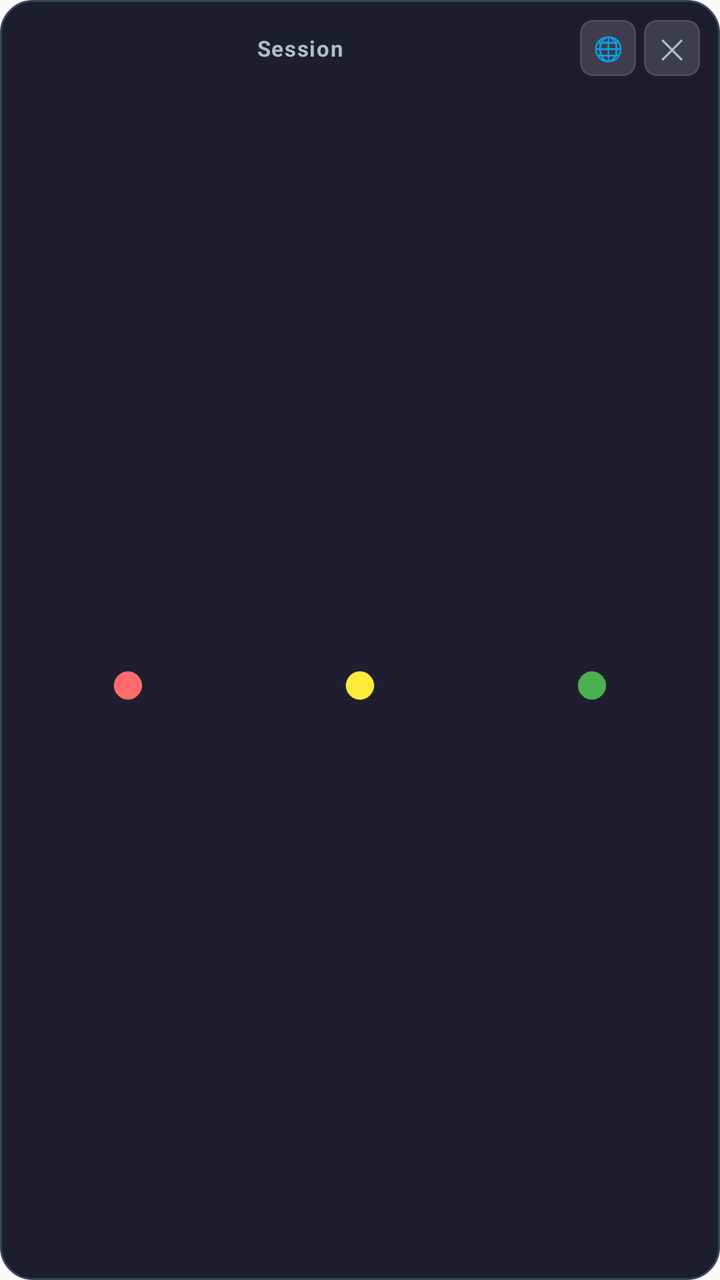
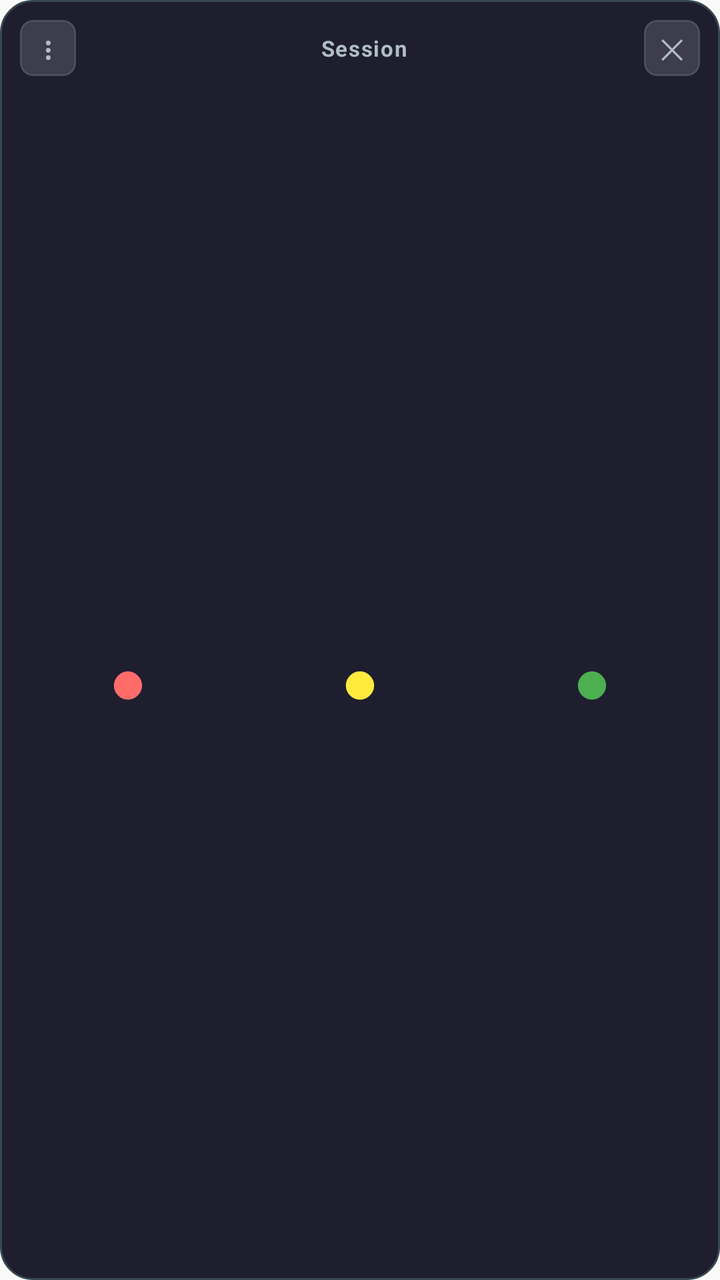

Two renders of the same Android screen: before a commit and after it. Below are the layout's source before the change and the commit's diff.
<!-- AndroidManifest.xml: application theme Theme.SignalLights -->
<!-- res/layout/overlay_layout.xml -->
<?xml version="1.0" encoding="utf-8"?>
<LinearLayout xmlns:android="http://schemas.android.com/apk/res/android"
    android:layout_width="match_parent"
    android:layout_height="match_parent"
    android:orientation="vertical"
    android:padding="10dp"
    android:background="@drawable/overlay_elegant_bg">

    
    <LinearLayout
        android:layout_width="match_parent"
        android:layout_height="wrap_content"
        android:orientation="horizontal"
        android:gravity="center_vertical"
        android:layout_marginBottom="12dp">

        <TextView
            android:id="@+id/sessionTitle"
            android:layout_width="0dp"
            android:layout_height="wrap_content"
            android:layout_weight="1"
            android:text="Session"
            android:textSize="11sp"
            android:textStyle="bold"
            android:textColor="#b0bec5"
            android:gravity="center"
            android:letterSpacing="0.05"
            android:ellipsize="end"
            android:maxLines="1" />

        <Button
            android:id="@+id/web_button"
            android:layout_width="28dp"
            android:layout_height="28dp"
            android:text="🌐"
            android:textSize="12sp"
            android:background="@drawable/overlay_close_button"
            android:padding="0dp"
            android:minWidth="0dp"
            android:minHeight="0dp"
            android:layout_marginEnd="4dp" />

        <Button
            android:id="@+id/close_button"
            android:layout_width="28dp"
            android:layout_height="28dp"
            android:text="✕"
            android:textSize="14sp"
            android:textColor="#b0bec5"
            android:background="@drawable/overlay_close_button"
            android:padding="0dp"
            android:minWidth="0dp"
            android:minHeight="0dp" />
    </LinearLayout>

    
    <LinearLayout
        android:layout_width="match_parent"
        android:layout_height="0dp"
        android:layout_weight="1"
        android:orientation="horizontal"
        android:gravity="center">

        <Button
            android:id="@+id/red_button"
            android:layout_width="0dp"
            android:layout_height="match_parent"
            android:layout_weight="1"
            android:text="●"
            android:textSize="32sp"
            android:textColor="#ff6b6b"
            android:background="@null"
            android:layout_marginEnd="8dp"
            android:stateListAnimator="@null" />

        <Button
            android:id="@+id/yellow_button"
            android:layout_width="0dp"
            android:layout_height="match_parent"
            android:layout_weight="1"
            android:text="●"
            android:textSize="32sp"
            android:textColor="#ffeb3b"
            android:background="@null"
            android:layout_marginEnd="8dp"
            android:stateListAnimator="@null" />

        <Button
            android:id="@+id/green_button"
            android:layout_width="0dp"
            android:layout_height="match_parent"
            android:layout_weight="1"
            android:text="●"
            android:textSize="32sp"
            android:textColor="#4caf50"
            android:background="@null"
            android:stateListAnimator="@null" />
    </LinearLayout>

</LinearLayout>
<!-- resources referenced by this layout -->
<resources>
  <!-- drawable overlay_close_button (drawable) -->
  <?xml version="1.0" encoding="utf-8"?>
  <shape xmlns:android="http://schemas.android.com/apk/res/android"
      android:shape="rectangle">
      <solid android:color="#3d3d4d" />
      <corners android:radius="6dp" />
      <stroke android:color="#4d4d5d" android:width="1dp" />
  </shape>
  <!-- drawable overlay_elegant_bg (drawable) -->
  <?xml version="1.0" encoding="utf-8"?>
  <shape xmlns:android="http://schemas.android.com/apk/res/android"
      android:shape="rectangle">
      <solid android:color="#1e1e2e" />
      <corners android:radius="16dp" />
      <stroke android:color="#37474f" android:width="1dp" />
  </shape>
  <style name="Theme.SignalLights" parent="Theme.AppCompat.Light.NoActionBar">
          <item name="colorPrimary">@color/primary</item>
          <item name="colorPrimaryDark">@color/primary_dark</item>
          <item name="colorAccent">@color/accent</item>
      </style>
  <color name="primary">#FF6200EE</color>
  <color name="primary_dark">#FF3700B3</color>
  <color name="accent">#FF03DAC5</color>
</resources>

<!-- the commit's change to res/layout/overlay_layout.xml (unified diff, before → after) -->
@@ -14,6 +14,19 @@
         android:gravity="center_vertical"
         android:layout_marginBottom="12dp">
 
+        <Button
+            android:id="@+id/drag_button"
+            android:layout_width="28dp"
+            android:layout_height="28dp"
+            android:text="⋮"
+            android:textSize="16sp"
+            android:textColor="#b0bec5"
+            android:background="@drawable/overlay_close_button"
+            android:padding="0dp"
+            android:minWidth="0dp"
+            android:minHeight="0dp"
+            android:layout_marginEnd="4dp" />
+
         <TextView
             android:id="@+id/sessionTitle"
             android:layout_width="0dp"
@@ -27,18 +40,6 @@
             android:letterSpacing="0.05"
             android:ellipsize="end"
             android:maxLines="1" />
-
-        <Button
-            android:id="@+id/web_button"
-            android:layout_width="28dp"
-            android:layout_height="28dp"
-            android:text="🌐"
-            android:textSize="12sp"
-            android:background="@drawable/overlay_close_button"
-            android:padding="0dp"
-            android:minWidth="0dp"
-            android:minHeight="0dp"
-            android:layout_marginEnd="4dp" />
 
         <Button
             android:id="@+id/close_button"
